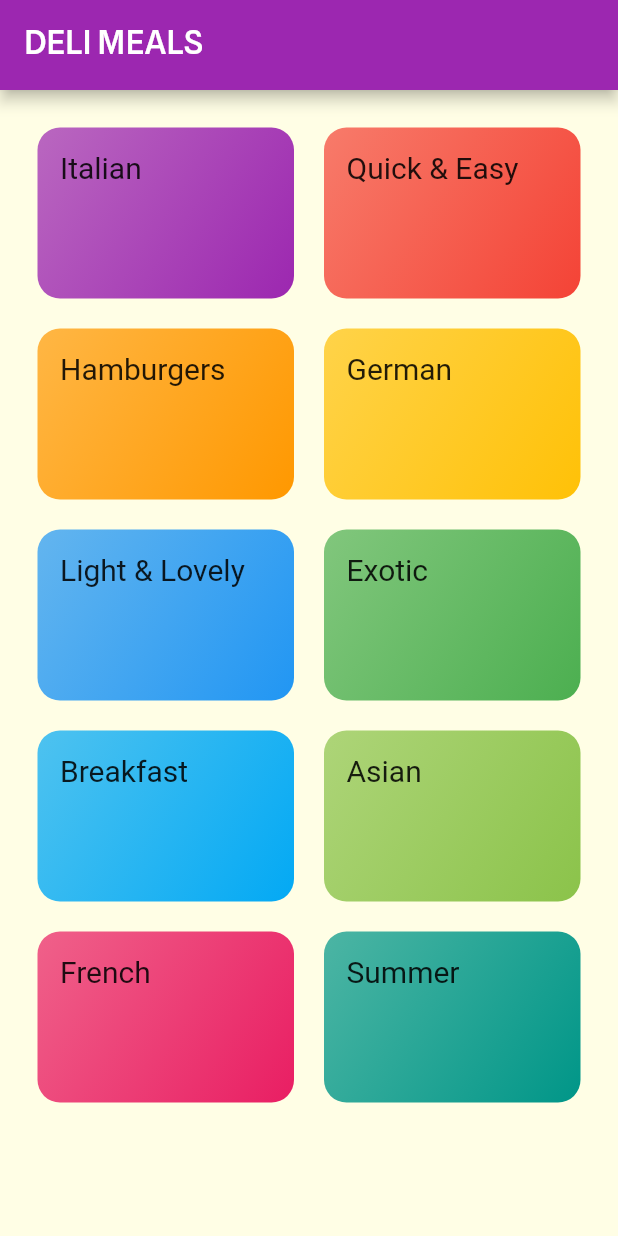
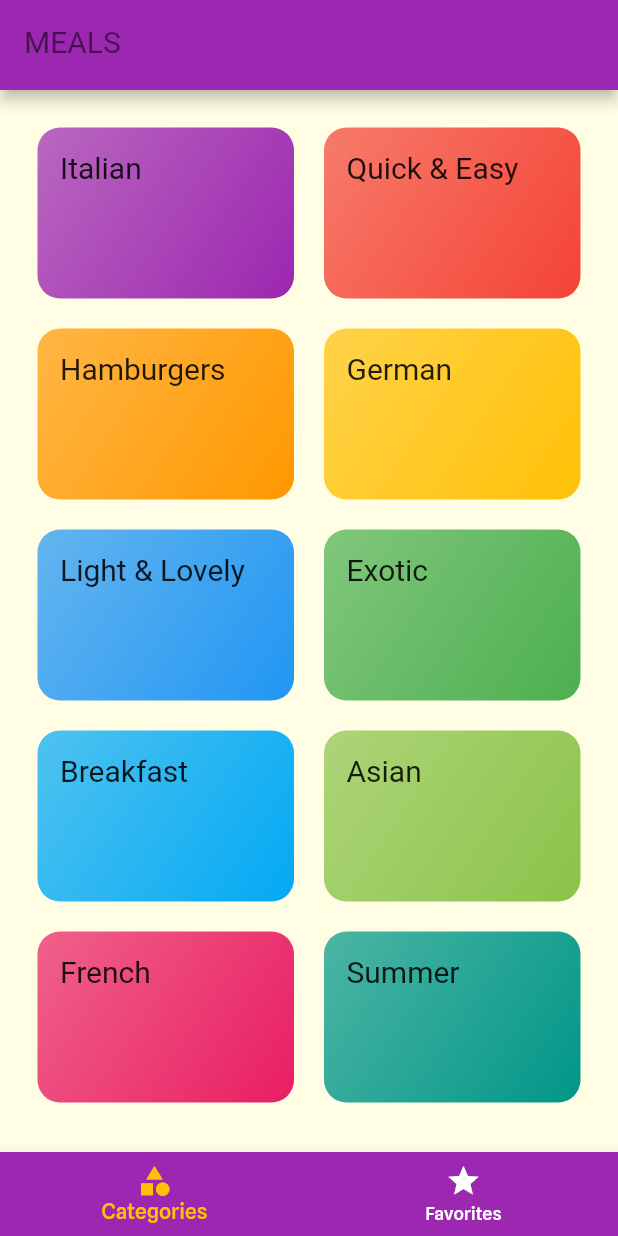
Before and after one commit to sadiksha1000/DeliZ, a Flutter app: the screen it shows after launch, on a phone screen of 412 x 824 dp. Run offline on Flutter 3.47's test engine with Material 2 defaults, Android fonts, the phone set to English and light mode, and no system bars; Roboto replaces fonts that are missing (SplineSans-Medium).

Commit message:
TabScreen added

```diff
--- a/delizious/lib/main.dart
+++ b/delizious/lib/main.dart
@@ -2,6 +2,7 @@
 import 'package:delizious/screens/categories.dart';
 import 'package:delizious/screens/category_meals.dart';
 import 'package:delizious/screens/meal_detail.dart';
+import 'package:delizious/screens/tabscreen.dart';
 import 'package:flutter/material.dart';
 
 void main() {
@@ -30,7 +31,7 @@
               fontFamily: "SplineSans-Medium",
             )),
       ),
-      home: MyHomePage(),
+      home: TabScreen(),
       routes: {
         CategoryMealsScreen.routeName: (context) => CategoryMealsScreen(),
         MealDetailScreen.routeName: (context) => MealDetailScreen(),
--- /dev/null
+++ b/delizious/lib/screens/favorites_screen.dart
@@ -0,0 +1,10 @@
+import 'package:flutter/material.dart';
+
+class FavoritesScreen extends StatelessWidget {
+  const FavoritesScreen({Key? key}) : super(key: key);
+
+  @override
+  Widget build(BuildContext context) {
+    return Container();
+  }
+}
--- /dev/null
+++ b/delizious/lib/screens/tabscreen.dart
@@ -0,0 +1,53 @@
+import 'package:delizious/screens/categories.dart';
+import 'package:delizious/widgets/appbar.dart';
+import 'package:flutter/material.dart';
+import './favorites_screen.dart';
+
+class TabScreen extends StatefulWidget {
+  const TabScreen({Key? key}) : super(key: key);
+
+  @override
+  _TabScreenState createState() => _TabScreenState();
+}
+
+class _TabScreenState extends State<TabScreen> {
+  final List<Widget> _pages = [
+    CategoriesScreen(),
+    FavoritesScreen(),
+  ];
+
+  int _selectedPageIndex = 0;
+
+  void _selectPage(int index) {
+    setState(() {
+      _selectedPageIndex = index;
+    });
+  }
+
+  @override
+  Widget build(BuildContext context) {
+    return Scaffold(
+      appBar: MyAppBar(title: 'MEALS'),
+      body: _pages[_selectedPageIndex],
+      bottomNavigationBar: BottomNavigationBar(
+        onTap: _selectPage,
+        backgroundColor: Theme.of(context).primaryColor,
+        unselectedItemColor: Colors.white,
+        selectedItemColor: Theme.of(context).accentColor,
+        items: [
+          BottomNavigationBarItem(
+            icon: Icon(Icons.category),
+            label: 'Categories',
+          ),
+          BottomNavigationBarItem(
+            icon: Icon(Icons.star),
+            title: Text(
+              'Favorites',
+              style: Theme.of(context).textTheme.headline4,
+            ),
+          ),
+        ],
+      ),
+    );
+  }
+}
--- a/delizious/lib/widgets/appbar.dart
+++ b/delizious/lib/widgets/appbar.dart
@@ -15,9 +15,7 @@ class MyAppBar extends StatelessWidget implements PreferredSizeWidget {
     return AppBar(
       title: Text(
         title,
-        style: TextStyle(
-          fontSize: 22,
-        ),
+        style: Theme.of(context).textTheme.headline4,
       ),
       backgroundColor: Theme.of(context).primaryColor,
     );
```
